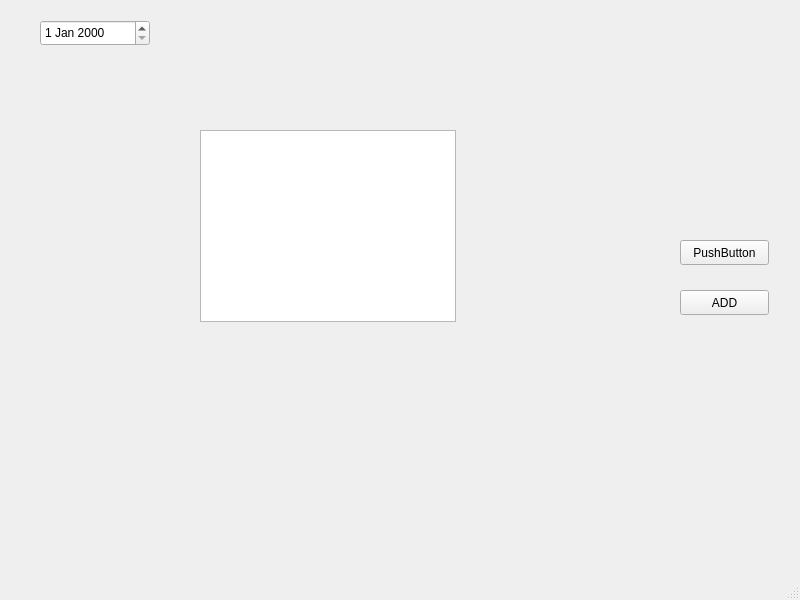
Suliaman46/Suliaman46-EGUI-TASK1-TRS, file mainwindow.ui: the form before one commit.
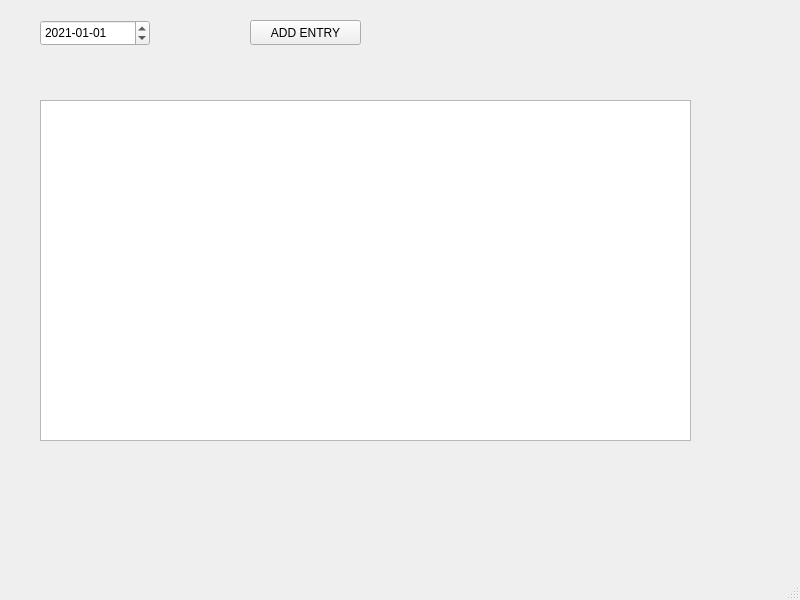
The form after the commit.

Diff of the .ui file:
```diff
--- a/mainwindow.ui
+++ b/mainwindow.ui
@@ -14,32 +14,6 @@
    <string>MainWindow</string>
   </property>
   <widget class="QWidget" name="centralwidget">
-   <widget class="QPushButton" name="pushButton">
-    <property name="geometry">
-     <rect>
-      <x>680</x>
-      <y>240</y>
-      <width>89</width>
-      <height>25</height>
-     </rect>
-    </property>
-    <property name="text">
-     <string>PushButton</string>
-    </property>
-   </widget>
-   <widget class="QPushButton" name="pushButton_2">
-    <property name="geometry">
-     <rect>
-      <x>680</x>
-      <y>290</y>
-      <width>89</width>
-      <height>25</height>
-     </rect>
-    </property>
-    <property name="text">
-     <string>ADD</string>
-    </property>
-   </widget>
    <widget class="QDateEdit" name="dateEdit">
     <property name="geometry">
      <rect>
@@ -49,17 +23,40 @@
       <height>26</height>
      </rect>
     </property>
+    <property name="displayFormat">
+     <string>yyyy-MM-dd</string>
+    </property>
+    <property name="date">
+     <date>
+      <year>2021</year>
+      <month>1</month>
+      <day>1</day>
+     </date>
+    </property>
    </widget>
    <widget class="QTableView" name="dailyActivitiesTbl">
     <property name="geometry">
      <rect>
-      <x>200</x>
-      <y>130</y>
-      <width>256</width>
-      <height>192</height>
+      <x>40</x>
+      <y>100</y>
+      <width>651</width>
+      <height>341</height>
      </rect>
     </property>
    </widget>
+   <widget class="QPushButton" name="addEntryBtn">
+    <property name="geometry">
+     <rect>
+      <x>250</x>
+      <y>20</y>
+      <width>111</width>
+      <height>25</height>
+     </rect>
+    </property>
+    <property name="text">
+     <string>ADD ENTRY</string>
+    </property>
+   </widget>
   </widget>
   <widget class="QMenuBar" name="menubar">
    <property name="geometry">
```
